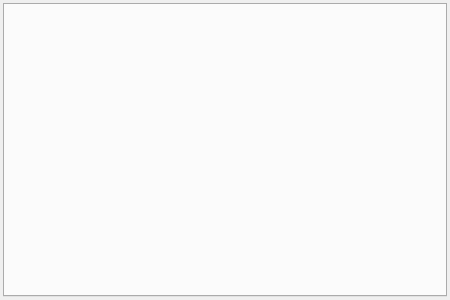
Above: source/robot-control/gui/RobotsWidget.ui from assisi/CATS2 before the change. Below: the same form after it.
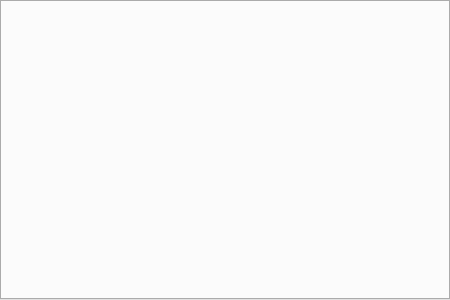
That is the form after the change.

Commit message:
Update the robot control gui.
Regroup the data together a bit.

```diff
--- a/source/robot-control/gui/RobotsWidget.ui
+++ b/source/robot-control/gui/RobotsWidget.ui
@@ -18,16 +18,16 @@
     <number>0</number>
    </property>
    <property name="leftMargin">
-    <number>3</number>
+    <number>0</number>
    </property>
    <property name="topMargin">
-    <number>3</number>
+    <number>0</number>
    </property>
    <property name="rightMargin">
-    <number>3</number>
+    <number>0</number>
    </property>
    <property name="bottomMargin">
-    <number>3</number>
+    <number>0</number>
    </property>
    <item>
     <widget class="QTabWidget" name="robotsTabWidget">
```
The commit also changes 2 other files.
